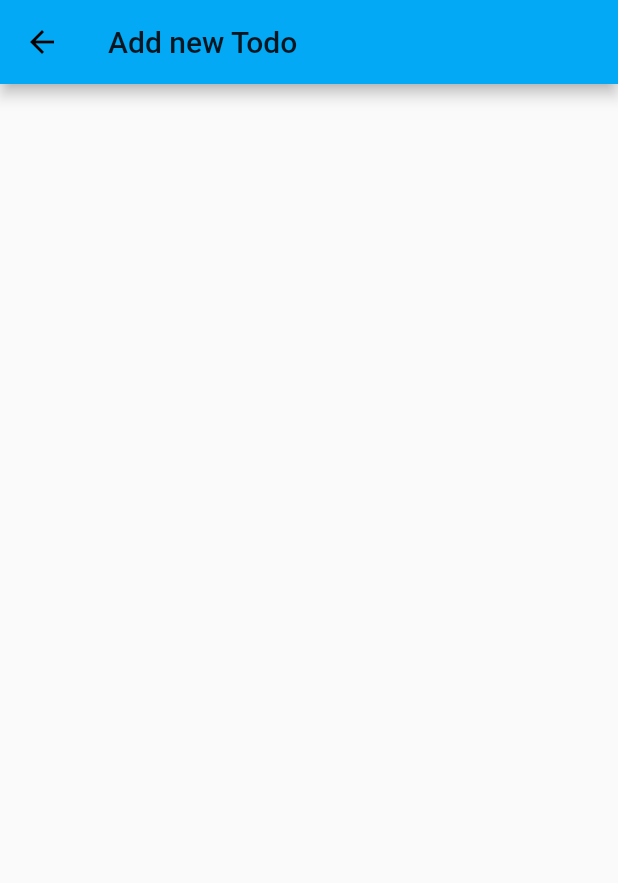
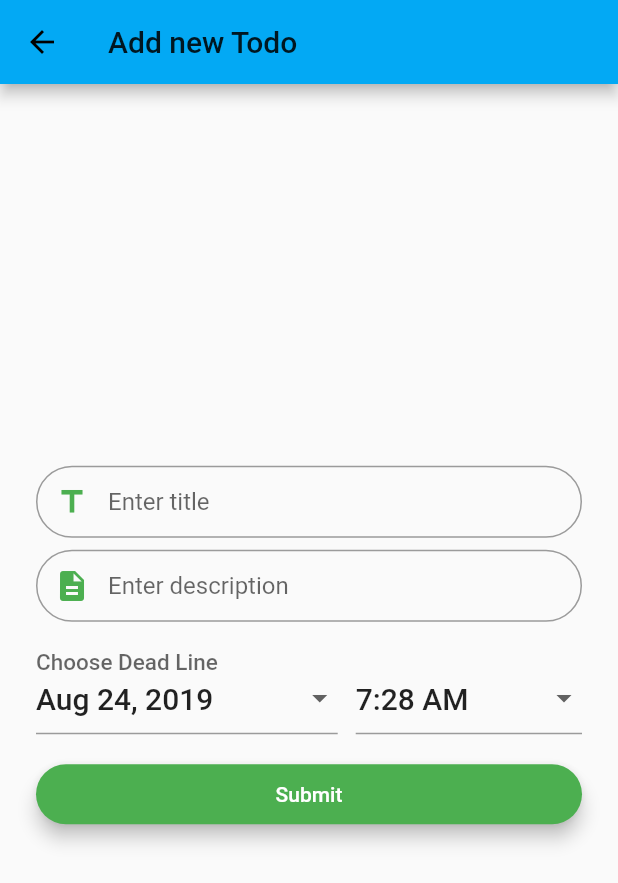
Before and after one commit to geegog/todo_flutter, a Flutter app: the AddTodoPage screen opened directly, on a phone screen of 412 x 824 dp. Shown: the top 883 px of the screen. Run offline on Flutter 3.47's test engine with Material 2 defaults, Android fonts, the phone set to English and light mode, and no system bars; our stand-ins replace get_it, shared_preferences; accounts and stored records are empty; generated files the repository leaves out were written again.

Commit message:
Create todo widget create and datetime picker added

```diff
--- /dev/null
+++ b/lib/common/components/date_time_picker.dart
@@ -0,0 +1,109 @@
+import 'dart:async';
+
+import 'package:flutter/material.dart';
+import 'package:intl/intl.dart';
+
+class _InputDropdown extends StatelessWidget {
+  const _InputDropdown({
+    Key key,
+    this.child,
+    this.labelText,
+    this.valueText,
+    this.valueStyle,
+    this.onPressed,
+  }) : super(key: key);
+
+  final String labelText;
+  final String valueText;
+  final TextStyle valueStyle;
+  final VoidCallback onPressed;
+  final Widget child;
+
+  @override
+  Widget build(BuildContext context) {
+    return InkWell(
+      onTap: onPressed,
+      child: InputDecorator(
+        decoration: InputDecoration(
+          labelText: labelText,
+        ),
+        baseStyle: valueStyle,
+        child: Row(
+          mainAxisAlignment: MainAxisAlignment.spaceBetween,
+          mainAxisSize: MainAxisSize.min,
+          children: <Widget>[
+            Text(valueText, style: valueStyle),
+            Icon(Icons.arrow_drop_down,
+              color: Theme.of(context).brightness == Brightness.light ? Colors.grey.shade700 : Colors.white70,
+            ),
+          ],
+        ),
+      ),
+    );
+  }
+}
+
+class DateTimePicker extends StatelessWidget {
+  const DateTimePicker({
+    Key key,
+    this.labelText,
+    this.selectedDate,
+    this.selectedTime,
+    this.selectDate,
+    this.selectTime,
+  }) : super(key: key);
+
+  final String labelText;
+  final DateTime selectedDate;
+  final TimeOfDay selectedTime;
+  final ValueChanged<DateTime> selectDate;
+  final ValueChanged<TimeOfDay> selectTime;
+
+  Future<void> _selectDate(BuildContext context) async {
+    final DateTime picked = await showDatePicker(
+      context: context,
+      initialDate: selectedDate,
+      firstDate: DateTime(2019, 8),
+      lastDate: DateTime(2101),
+    );
+    if (picked != null && picked != selectedDate)
+      selectDate(picked);
+  }
+
+  Future<void> _selectTime(BuildContext context) async {
+    final TimeOfDay picked = await showTimePicker(
+      context: context,
+      initialTime: selectedTime,
+    );
+    if (picked != null && picked != selectedTime)
+      selectTime(picked);
+  }
+
+  @override
+  Widget build(BuildContext context) {
+    final TextStyle valueStyle = Theme.of(context).textTheme.title;
+    return Row(
+      crossAxisAlignment: CrossAxisAlignment.end,
+      children: <Widget>[
+        Expanded(
+          flex: 4,
+          child: _InputDropdown(
+            labelText: labelText,
+            valueText: DateFormat.yMMMd().format(selectedDate),
+            valueStyle: valueStyle,
+            onPressed: () { _selectDate(context); },
+          ),
+        ),
+        const SizedBox(width: 12.0),
+        Expanded(
+          flex: 3,
+          child: _InputDropdown(
+            valueText: selectedTime.format(context),
+            valueStyle: valueStyle,
+            onPressed: () { _selectTime(context); },
+          ),
+        ),
+      ],
+    );
+  }
+}
--- a/lib/common/pages/home.dart
+++ b/lib/common/pages/home.dart
@@ -32,6 +32,13 @@ class TodoState extends State<Todo> {
   static String name = services.get<Auth>().getUser()[0];
   static String email = services.get<Auth>().getUser()[1];
   static final _controller = PageController();
+
+  @override
+  void dispose() {
+    // Clean up the controller when the widget is disposed.
+    _controller.dispose();
+    super.dispose();
+  }
 
   bool _onWillPop() {
     _controller.previousPage(
--- a/lib/common/pages/register.dart
+++ b/lib/common/pages/register.dart
@@ -17,7 +17,7 @@ class RegisterState extends State<RegisterPage> {
   final _formKey = new GlobalKey<FormState>();
   final GlobalKey<ScaffoldState> _scaffoldKey = new GlobalKey<ScaffoldState>();
 
-  Function decoration = (String text, Icon icon) => InputDecoration(
+  final Function decoration = (String text, Icon icon) => InputDecoration(
         prefixIcon: icon,
         hintText: text,
         contentPadding: EdgeInsets.fromLTRB(20.0, 10.0, 20.0, 10.0),
--- a/lib/task/pages/add_todo.dart
+++ b/lib/task/pages/add_todo.dart
@@ -1,5 +1,6 @@
 
 import 'package:flutter/material.dart';
+import 'package:todo_flutter/common/components/date_time_picker.dart';
 
 class AddTodoPage extends StatefulWidget {
   static const String tag = '/';
@@ -9,6 +10,118 @@ class AddTodoPage extends StatefulWidget {
 }
 
 class AddTodoState extends State<AddTodoPage> {
+
+  final _formKey = new GlobalKey<FormState>();
+  final selectedDate = DateTime.now();
+
+  final myControllerTitle = TextEditingController();
+  final myControllerDesc = TextEditingController();
+
+  DateTime _endDate = DateTime.now();
+  TimeOfDay _endTime = const TimeOfDay(hour: 7, minute: 28);
+
+  @override
+  void dispose() {
+    // Clean up the controller when the widget is disposed.
+    myControllerTitle.dispose();
+    myControllerDesc.dispose();
+    super.dispose();
+  }
+
+  final Function decoration = (String text, Icon icon) => InputDecoration(
+    prefixIcon: icon,
+    hintText: text,
+    contentPadding: EdgeInsets.fromLTRB(20.0, 10.0, 20.0, 10.0),
+    border: OutlineInputBorder(borderRadius: BorderRadius.circular(32.0)),
+  );
+
+  Widget form() {
+    return Form(
+      key: _formKey,
+      child: Column(children: <Widget>[
+        TextFormField(
+          controller: myControllerTitle,
+          keyboardType: TextInputType.text,
+          autofocus: false,
+          decoration: decoration(
+              'Enter title', new Icon(Icons.title, color: Colors.green)),
+          validator: (value) {
+            if (value.isEmpty) {
+              return 'Please enter your title';
+            }
+            return null;
+          },
+        ),
+        SizedBox(height: 8.0),
+        TextFormField(
+          controller: myControllerDesc,
+          keyboardType: TextInputType.multiline,
+          autofocus: false,
+          decoration: decoration(
+              'Enter description', new Icon(Icons.description, color: Colors.green)),
+          validator: (value) {
+            if (value.isEmpty) {
+              return 'Please enter description';
+            }
+            return null;
+          },
+        ),
+        SizedBox(height: 8.0),
+        new DateTimePicker(
+          labelText: 'Choose Dead Line',
+          selectedDate: _endDate,
+          selectedTime: _endTime,
+          selectDate: (DateTime date) {
+            setState(() {
+              _endDate = date;
+            });
+          },
+          selectTime: (TimeOfDay time) {
+            setState(() {
+              _endTime = time;
+            });
+          },
+        ),
+        Padding(
+          padding: const EdgeInsets.symmetric(vertical: 16.0),
+          child: ButtonTheme(
+            minWidth: double.infinity,
+            child: Builder(
+              builder: (context) => RaisedButton(
+                elevation: 5.0,
+                shape: RoundedRectangleBorder(
+                  borderRadius: BorderRadius.circular(24),
+                ),
+                onPressed: _addTodo,
+                padding: EdgeInsets.all(12),
+                color: Colors.green,
+                child: Text(
+                  'Submit',
+                  style: TextStyle(color: Colors.white),
+                ),
+              ),
+            ),
+          ),
+        ),
+      ]),
+    );
+  }
+
+  Widget _addTodoScreen() {
+    return Center(
+      child: Padding(
+        padding: EdgeInsets.only(left: 24.0, right: 24.0),
+        child: Column(
+          mainAxisAlignment: MainAxisAlignment.center,
+          crossAxisAlignment: CrossAxisAlignment.center,
+          children: <Widget>[
+            form(),
+          ],
+        ),
+      ),
+    );
+  }
+
   @override
   Widget build(BuildContext context) {
     // TODO: implement build
@@ -18,7 +131,11 @@ class AddTodoState extends State<AddTodoPage> {
         actions: <Widget>[
         ],
       ),
+      body: _addTodoScreen(),
     );
   }
 
+
+  void _addTodo() {
+  }
 }
--- a/pubspec.yaml
+++ b/pubspec.yaml
@@ -33,6 +33,7 @@ dev_dependencies:
     sdk: flutter
   build_runner: ^1.0.0
   json_serializable: ^2.0.0
+  intl: ^0.15.8
 
 
 # For information on the generic Dart part of this file, see the
```
Also changed, not shown: pubspec.lock.
